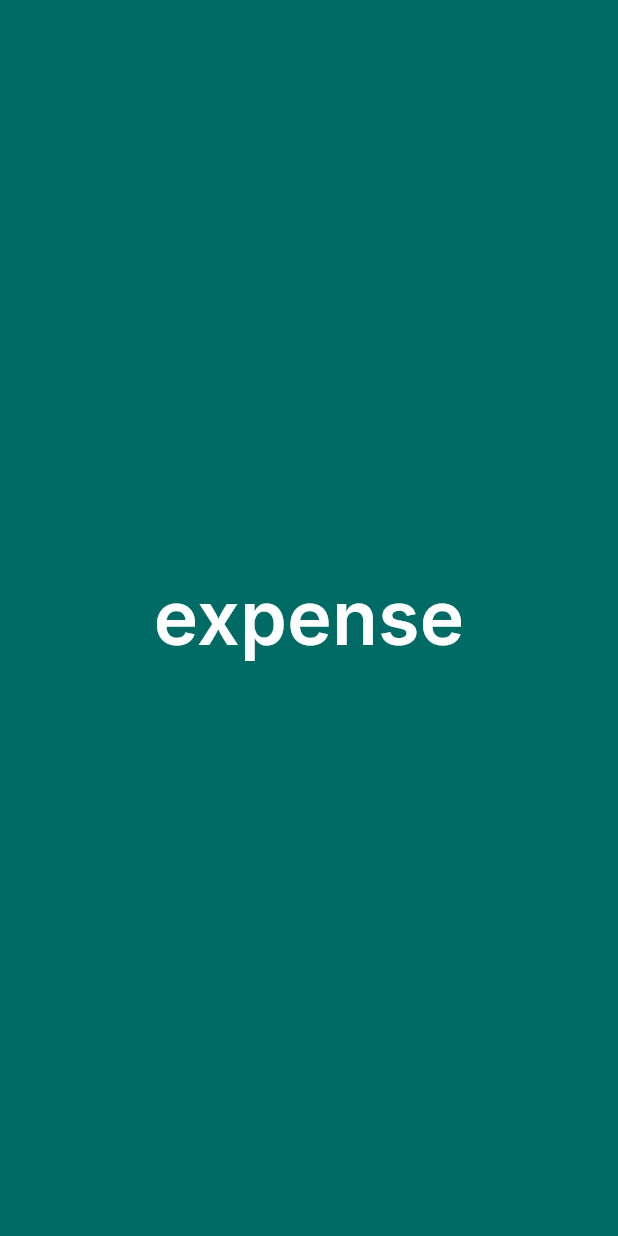
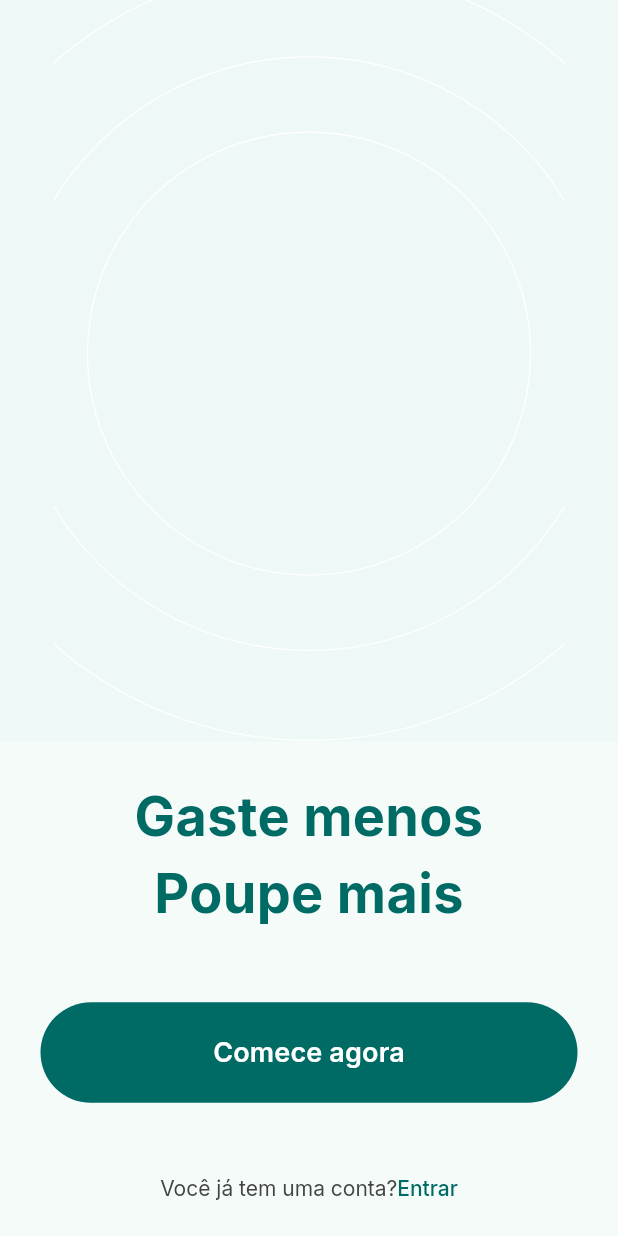
Before and after one commit to alyssontrugilio/expense_app, a Flutter app: the screen it shows after launch, on a phone screen of 412 x 824 dp. Run offline on Flutter 3.47's test engine with Material 3 defaults, Android fonts, the phone set to English and light mode, and no system bars; our stand-ins replace flutter_svg, go_router, google_fonts.

Commit message:
feat: criando a tela de onboarding

```diff
--- a/lib/core/app_route.dart
+++ b/lib/core/app_route.dart
@@ -4,14 +4,19 @@ import '../presentation/presentation.dart';
 
 class AppRoute {
   static const String splashPage = '/splash';
+  static const String onboardingPage = '/onboarding';
 
   static GoRouter goRouter = GoRouter(
-    initialLocation: splashPage,
+    initialLocation: onboardingPage,
     routes: [
       GoRoute(
         path: splashPage,
         builder: (context, state) => const SplashPage(),
       ),
+      GoRoute(
+        path: onboardingPage,
+        builder: (context, state) => const OnboardingPage(),
+      )
     ],
   );
 }
--- /dev/null
+++ b/lib/presentation/pages/onboarding_page.dart
@@ -0,0 +1,86 @@
+import 'package:flutter/cupertino.dart';
+import 'package:flutter/material.dart';
+import 'package:flutter/widgets.dart';
+import 'package:flutter_svg/flutter_svg.dart';
+import 'package:google_fonts/google_fonts.dart';
+
+class OnboardingPage extends StatelessWidget {
+  const OnboardingPage({super.key});
+
+  @override
+  Widget build(BuildContext context) {
+    return Scaffold(
+      body: SafeArea(
+          child: Column(
+        children: [
+          Expanded(
+            flex: 3,
+            child: Container(
+              color: const Color(0xffEEF8F7),
+              child: Stack(
+                children: [
+                  SvgPicture.asset('assets/svg/ellipses.svg'),
+                ],
+              ),
+            ),
+          ),
+          Expanded(
+            flex: 2,
+            child: Column(
+              mainAxisAlignment: MainAxisAlignment.spaceAround,
+              children: [
+                Text(
+                  textAlign: TextAlign.center,
+                  'Gaste menos\nPoupe mais',
+                  style: GoogleFonts.inter(
+                    fontWeight: FontWeight.w700,
+                    fontSize: 36,
+                    color: Theme.of(context).primaryColor,
+                  ),
+                ),
+                SizedBox(
+                  width: 358,
+                  height: 67,
+                  child: FilledButton(
+                    onPressed: () {},
+                    style: const ButtonStyle(),
+                    child: Text(
+                      'Comece agora',
+                      style: GoogleFonts.inter(
+                        color: Colors.white,
+                        fontSize: 18,
+                        fontWeight: FontWeight.w600,
+                      ),
+                    ),
+                  ),
+                ),
+                GestureDetector(
+                  onTap: () {},
+                  child: RichText(
+                    text: TextSpan(
+                        text: 'Você já tem uma conta?',
+                        style: GoogleFonts.inter(
+                          color: const Color(0xff444444),
+                          fontSize: 14,
+                          fontWeight: FontWeight.w400,
+                        ),
+                        children: [
+                          TextSpan(
+                            text: 'Entrar',
+                            style: GoogleFonts.inter(
+                              fontSize: 14,
+                              color: Theme.of(context).primaryColor,
+                              fontWeight: FontWeight.w500,
+                            ),
+                          ),
+                        ]),
+                  ),
+                )
+              ],
+            ),
+          )
+        ],
+      )),
+    );
+  }
+}
--- a/lib/presentation/pages/pages.dart
+++ b/lib/presentation/pages/pages.dart
@@ -1 +1,2 @@
 export 'splash_page.dart';
+export 'onboarding_page.dart';
```
Also changed, not shown: pubspec.yaml (+8 -62 lines), assets/png/onboarding_image.png (added), assets/svg/ellipses.svg (added), pubspec.lock.
